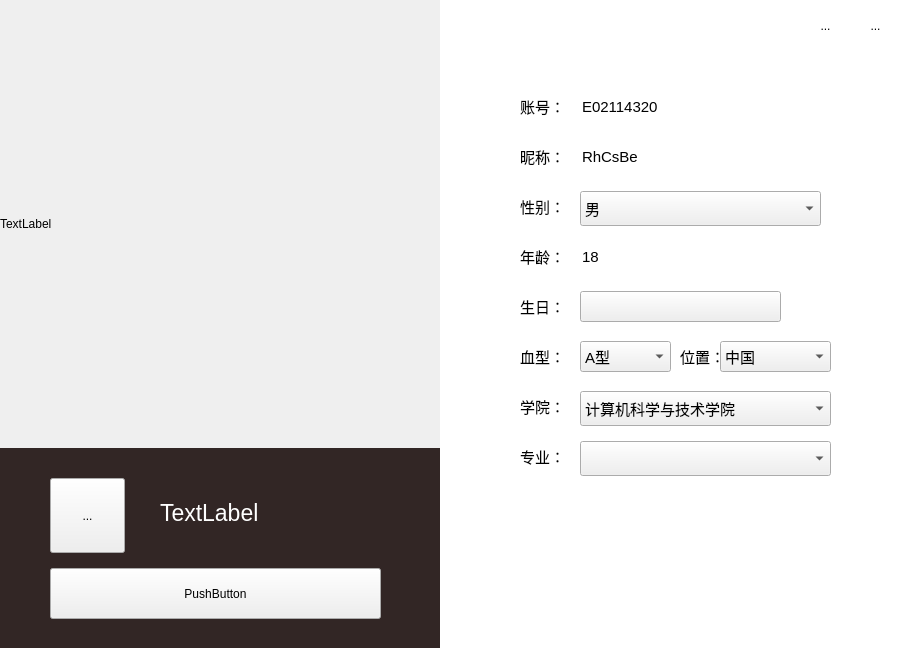
Above: Client/personal.ui from RhCsBe/AHU_Social_System before the change. Below: the same form after it.
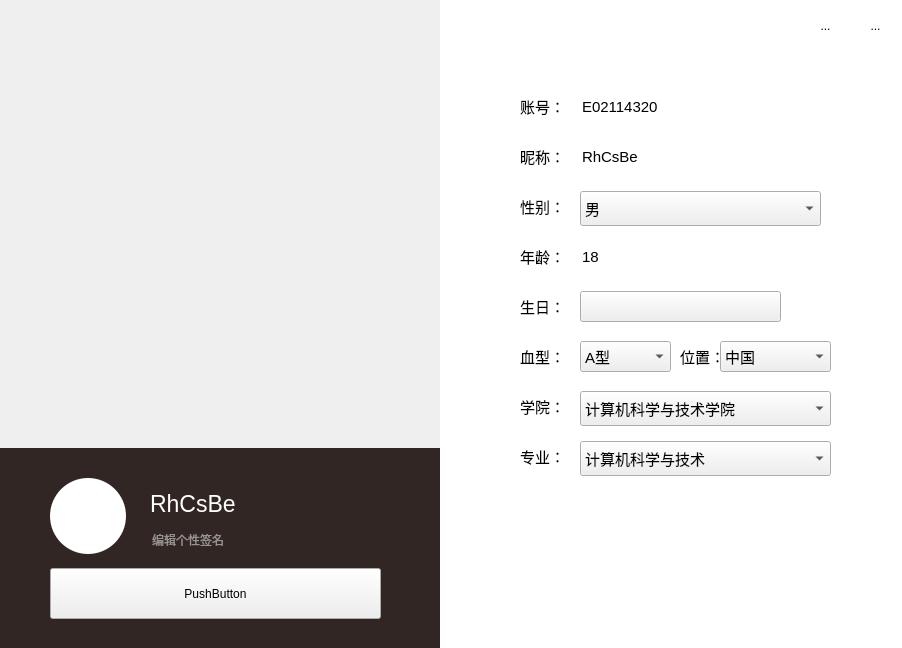
That is the form after the change. The open tabs and pages were chosen to show the change. Custom widgets are drawn as their Qt base class.

Patch:
```diff
--- a/Client/personal.ui
+++ b/Client/personal.ui
@@ -43,24 +43,15 @@
        <height>16777215</height>
       </size>
      </property>
-     <layout class="QVBoxLayout" name="verticalLayout">
-      <property name="spacing">
-       <number>0</number>
-      </property>
-      <property name="leftMargin">
-       <number>0</number>
-      </property>
-      <property name="topMargin">
-       <number>0</number>
-      </property>
-      <property name="rightMargin">
-       <number>0</number>
-      </property>
-      <property name="bottomMargin">
-       <number>0</number>
-      </property>
-      <item>
        <widget class="QWidget" name="left_top" native="true">
+      <property name="geometry">
+       <rect>
+        <x>0</x>
+        <y>0</y>
+        <width>440</width>
+        <height>448</height>
+       </rect>
+      </property>
         <layout class="QHBoxLayout" name="horizontalLayout_2">
          <property name="spacing">
           <number>0</number>
@@ -79,16 +70,28 @@
          </property>
          <item>
           <widget class="QLabel" name="background">
+         <property name="sizePolicy">
+          <sizepolicy hsizetype="Preferred" vsizetype="Preferred">
+           <horstretch>0</horstretch>
+           <verstretch>0</verstretch>
+          </sizepolicy>
+         </property>
            <property name="text">
-            <string>TextLabel</string>
+          <string/>
            </property>
           </widget>
          </item>
         </layout>
        </widget>
-      </item>
-      <item>
        <widget class="QWidget" name="left_bottom" native="true">
+      <property name="geometry">
+       <rect>
+        <x>0</x>
+        <y>448</y>
+        <width>440</width>
+        <height>200</height>
+       </rect>
+      </property>
         <property name="maximumSize">
          <size>
           <width>16777215</width>
@@ -103,10 +106,10 @@
         <widget class="QLabel" name="user_name">
          <property name="geometry">
           <rect>
-           <x>160</x>
+         <x>150</x>
            <y>30</y>
            <width>231</width>
-           <height>70</height>
+         <height>51</height>
           </rect>
          </property>
          <property name="font">
@@ -120,7 +123,7 @@
 }</string>
          </property>
          <property name="text">
-          <string>TextLabel</string>
+        <string>RhCsBe</string>
          </property>
         </widget>
         <widget class="QtMaterialRaisedButton" name="function_button">
@@ -141,17 +144,56 @@
           <rect>
            <x>50</x>
            <y>30</y>
-           <width>75</width>
-           <height>75</height>
-          </rect>
-         </property>
+         <width>76</width>
+         <height>76</height>
+        </rect>
+       </property>
+       <property name="styleSheet">
+        <string notr="true">QToolButton{
+border-radius:38px;
+background:white;
+}</string>
+       </property>
          <property name="text">
-          <string>...</string>
-         </property>
-        </widget>
-       </widget>
-      </item>
-     </layout>
+        <string/>
+       </property>
+       <property name="autoRaise">
+        <bool>true</bool>
+       </property>
+      </widget>
+      <widget class="ElaLineEdit" name="signature">
+       <property name="enabled">
+        <bool>true</bool>
+       </property>
+       <property name="geometry">
+        <rect>
+         <x>150</x>
+         <y>80</y>
+         <width>271</width>
+         <height>24</height>
+        </rect>
+       </property>
+       <property name="autoFillBackground">
+        <bool>false</bool>
+       </property>
+       <property name="styleSheet">
+        <string notr="true">#signature{
+background:transparent;
+color:white;
+}
+QLineEdit::placeholder {color: red;}</string>
+       </property>
+       <property name="frame">
+        <bool>false</bool>
+       </property>
+       <property name="readOnly">
+        <bool>false</bool>
+       </property>
+       <property name="placeholderText">
+        <string>编辑个性签名</string>
+       </property>
+      </widget>
+     </widget>
     </widget>
    </item>
    <item>
@@ -262,6 +304,9 @@
            <height>16777215</height>
           </size>
          </property>
+         <property name="styleSheet">
+          <string notr="true"/>
+         </property>
          <property name="currentIndex">
           <number>1</number>
          </property>
@@ -303,6 +348,21 @@
              <pointsize>11</pointsize>
             </font>
            </property>
+           <item>
+            <property name="text">
+             <string>计算机科学与技术</string>
+            </property>
+           </item>
+           <item>
+            <property name="text">
+             <string>软件工程</string>
+            </property>
+           </item>
+           <item>
+            <property name="text">
+             <string>信息安全</string>
+            </property>
+           </item>
           </widget>
           <widget class="ElaCalendarPicker" name="birthday_calendar">
            <property name="geometry">
```
Left out of the diff: 19 changed lines with no effect on the pictures. Lines whose indentation alone changed are shown as unchanged.
